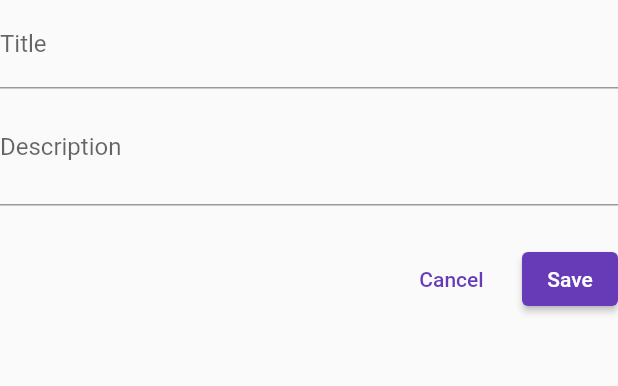
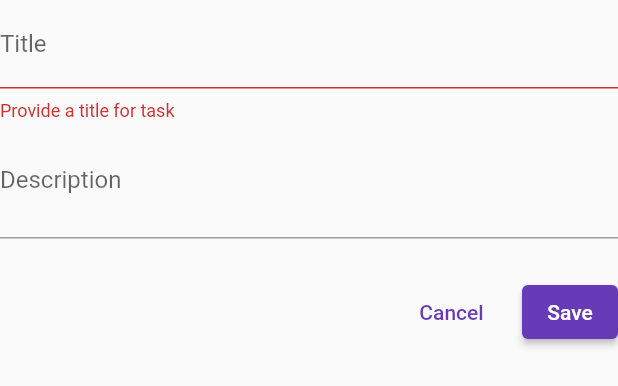
Before and after one commit to GalaxyZpj/todo, a Flutter app: the TaskForm widget shown alone on an empty page, opened directly with empty values, after a tap on "Save", on a phone screen of 412 x 824 dp. Shown: the top 386 px of the screen. Run offline on Flutter 3.47's test engine with Material 2 defaults, Android fonts, the phone set to English and light mode, and no system bars; our stand-ins replace shared_preferences; accounts and stored records are empty.

Commit message:
Added snackbar on task deletion Saving task on pressing done / enter key Added background background on dismissible Added validation for empty task title

```diff
--- a/lib/widgets/task_form.dart
+++ b/lib/widgets/task_form.dart
@@ -53,11 +53,18 @@ class _TaskFormState extends State<TaskForm> {
         mainAxisSize: MainAxisSize.min,
         children: [
           TextFormField(
+            onFieldSubmitted: (_) => saveTaskHandler(),
             initialValue: _taskInput['title'],
-            onSaved: (value) => _taskInput['title'] = value as String,
             decoration: const InputDecoration(
               label: Text('Title'),
             ),
+            onSaved: (value) => _taskInput['title'] = value as String,
+            validator: (value) {
+              if (value == null || value.isEmpty) {
+                return 'Provide a title for task';
+              }
+              return null;
+            },
           ),
           TextFormField(
             initialValue: _taskInput['description'],
```
Also changed, not shown: lib/widgets/task_card.dart (+16 -2 lines).
